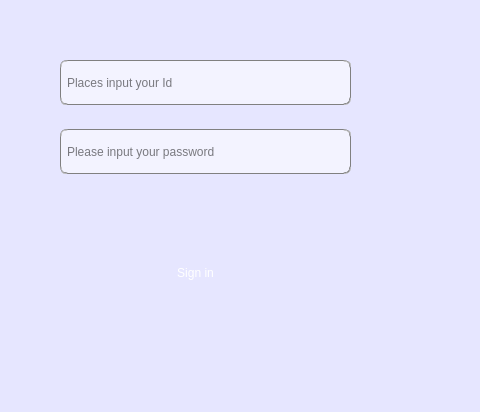
This is CODE/login.ui in lensans/- as Qt 5 draws it before an edit; both pictures show x 0 to 480 and y 108 to 520 of the 780 by 520 pixel window. The edited form follows.
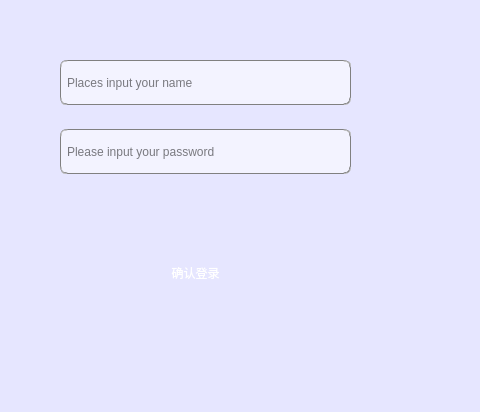
This is the edited form.

Patch:
```diff
--- a/CODE/login.ui
+++ b/CODE/login.ui
@@ -96,7 +96,7 @@
 font: 10pt &quot;Candara&quot;;</string>
        </property>
        <property name="placeholderText">
-        <string>Places input your Id</string>
+        <string>Places input your name</string>
        </property>
       </widget>
      </item>
@@ -150,7 +150,7 @@
 font: 14pt &quot;Candara&quot;;</string>
     </property>
     <property name="text">
-     <string>Sign in</string>
+     <string>确认登录</string>
     </property>
    </widget>
   </widget>
```
